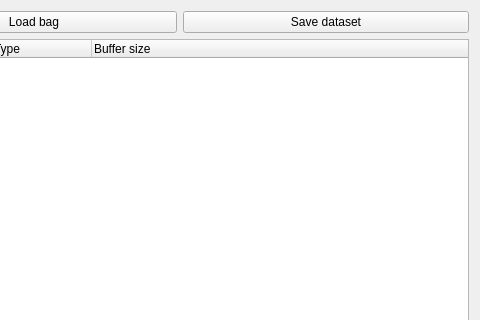
This is resource/RosBagToDataset.ui in nilseuropa/rqt_bag_to_dataset as Qt 5 draws it before an edit; both pictures show x 120 to 600 and y 0 to 320 of the 600 by 433 pixel window. The edited form follows.
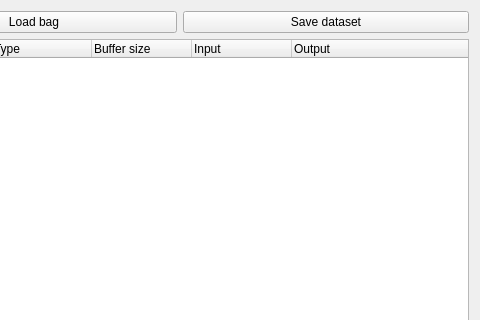
This is the edited form.

```diff
--- a/resource/RosBagToDataset.ui
+++ b/resource/RosBagToDataset.ui
@@ -113,6 +113,16 @@
        <string>Buffer size</string>
       </property>
      </column>
+     <column>
+      <property name="text">
+       <string>Input</string>
+      </property>
+     </column>
+     <column>
+      <property name="text">
+       <string>Output</string>
+      </property>
+     </column>
     </widget>
    </item>
   </layout>
```
Left out of the diff: 42 changed lines with no effect on the pictures.
